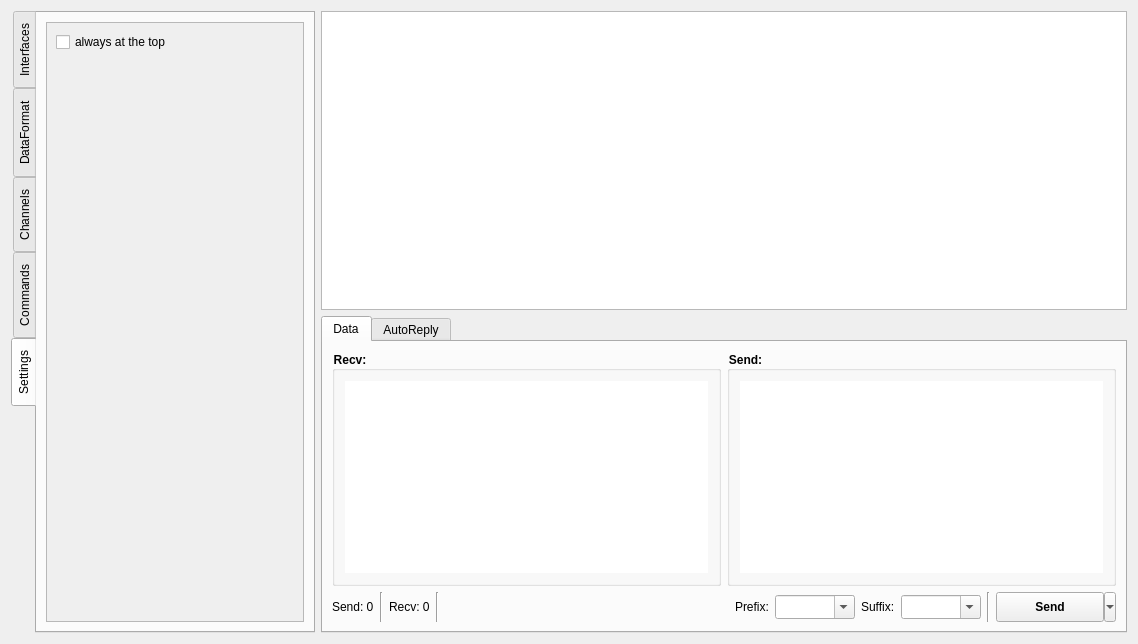
uYanki/hw_plot, file widget.ui: the form before one commit.
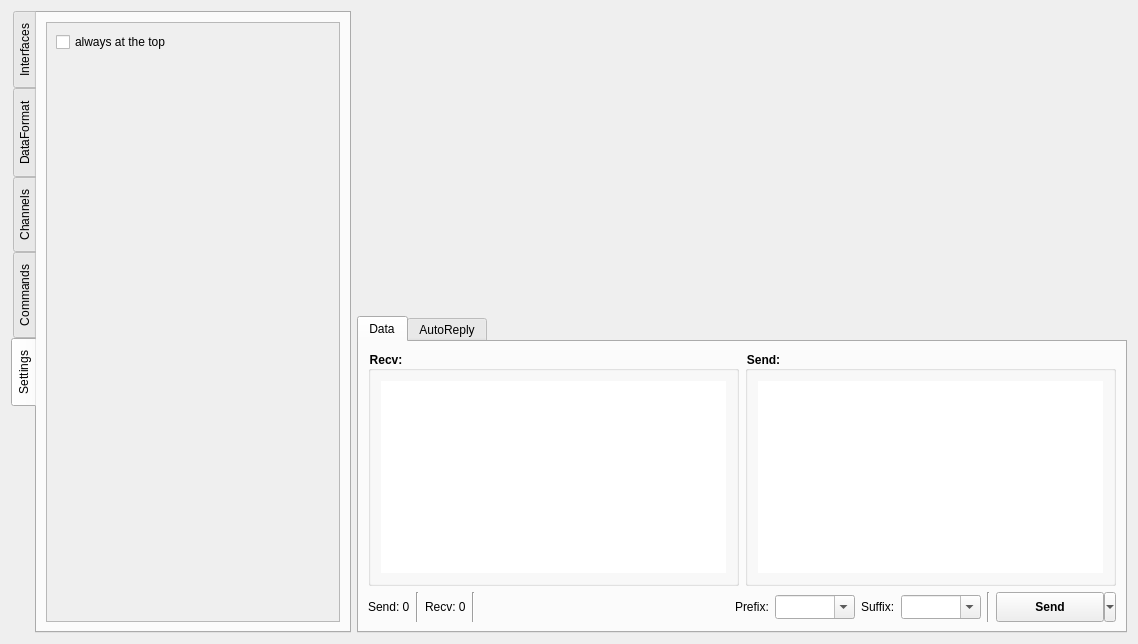
The form after the commit. The open tabs and pages were chosen to show the change. Custom widgets are drawn as their Qt base class.

```diff
--- a/widget.ui
+++ b/widget.ui
@@ -369,7 +369,7 @@
            <rect>
             <x>0</x>
             <y>0</y>
-            <width>288</width>
+            <width>289</width>
             <height>600</height>
            </rect>
           </property>
@@ -405,7 +405,7 @@
    <item>
     <layout class="QVBoxLayout" name="verticalLayout_3">
      <item>
-      <widget class="uyk_baseplot" name="plot"/>
+      <widget class="uykplot_multicurve" name="plot_multicurve" native="true"/>
      </item>
      <item>
       <widget class="QTabWidget" name="tabWidget_2">
@@ -699,9 +699,10 @@
  </widget>
  <customwidgets>
   <customwidget>
-   <class>uyk_baseplot</class>
-   <extends>QGraphicsView</extends>
-   <header location="global">uyk_baseplot.h</header>
+   <class>uykplot_multicurve</class>
+   <extends>QWidget</extends>
+   <header>uykplot_multicurve.h</header>
+   <container>1</container>
   </customwidget>
  </customwidgets>
  <resources/>
```
Left out of the diff: 2 changed lines with no effect on the pictures.
